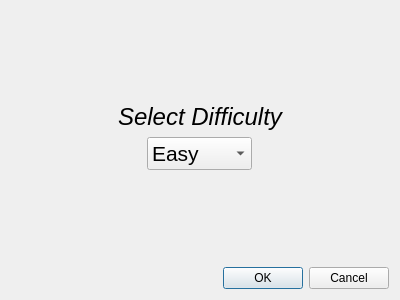
hoodakaushal/nss-sic-intern, file difficultyDialog.ui: the form before one commit.
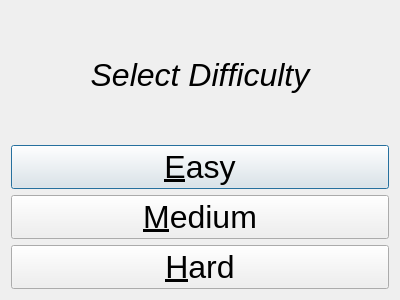
The form after the commit.

What changed in the file:
```diff
--- a/difficultyDialog.ui
+++ b/difficultyDialog.ui
@@ -14,24 +14,11 @@
    <string>Dialog</string>
   </property>
   <layout class="QVBoxLayout" name="verticalLayout">
-   <item>
-    <spacer name="verticalSpacer">
-     <property name="orientation">
-      <enum>Qt::Vertical</enum>
-     </property>
-     <property name="sizeHint" stdset="0">
-      <size>
-       <width>20</width>
-       <height>40</height>
-      </size>
-     </property>
-    </spacer>
-   </item>
    <item>
     <widget class="QLabel" name="label">
      <property name="font">
       <font>
-       <pointsize>18</pointsize>
+       <pointsize>24</pointsize>
        <italic>true</italic>
       </font>
      </property>
@@ -43,50 +30,39 @@
      </property>
     </widget>
    </item>
-   <item alignment="Qt::AlignHCenter">
-    <widget class="QComboBox" name="comboBox">
+   <item>
+    <widget class="QPushButton" name="easyButton">
      <property name="font">
       <font>
-       <pointsize>16</pointsize>
+       <pointsize>24</pointsize>
       </font>
      </property>
-     <item>
-      <property name="text">
-       <string>Easy</string>
-      </property>
-     </item>
-     <item>
-      <property name="text">
-       <string>Medium</string>
-      </property>
-     </item>
-     <item>
-      <property name="text">
-       <string>Hard</string>
-      </property>
-     </item>
+     <property name="text">
+      <string>&amp;Easy</string>
+     </property>
     </widget>
    </item>
    <item>
-    <spacer name="verticalSpacer_2">
-     <property name="orientation">
-      <enum>Qt::Vertical</enum>
+    <widget class="QPushButton" name="mediumButton">
+     <property name="font">
+      <font>
+       <pointsize>24</pointsize>
+      </font>
      </property>
-     <property name="sizeHint" stdset="0">
-      <size>
-       <width>20</width>
-       <height>40</height>
-      </size>
+     <property name="text">
+      <string>&amp;Medium</string>
      </property>
-    </spacer>
+    </widget>
    </item>
    <item>
-    <widget class="QDialogButtonBox" name="buttonBox">
-     <property name="orientation">
-      <enum>Qt::Horizontal</enum>
+    <widget class="QPushButton" name="hardButton">
+     <property name="font">
+      <font>
+       <pointsize>24</pointsize>
+      </font>
      </property>
-     <property name="standardButtons">
-      <set>QDialogButtonBox::Cancel|QDialogButtonBox::Ok</set>
+     <property name="text">
+      <string>&amp;Hard</string>
      </property>
     </widget>
    </item>
```
Left out of the diff: 41 changed lines with no effect on the pictures.
